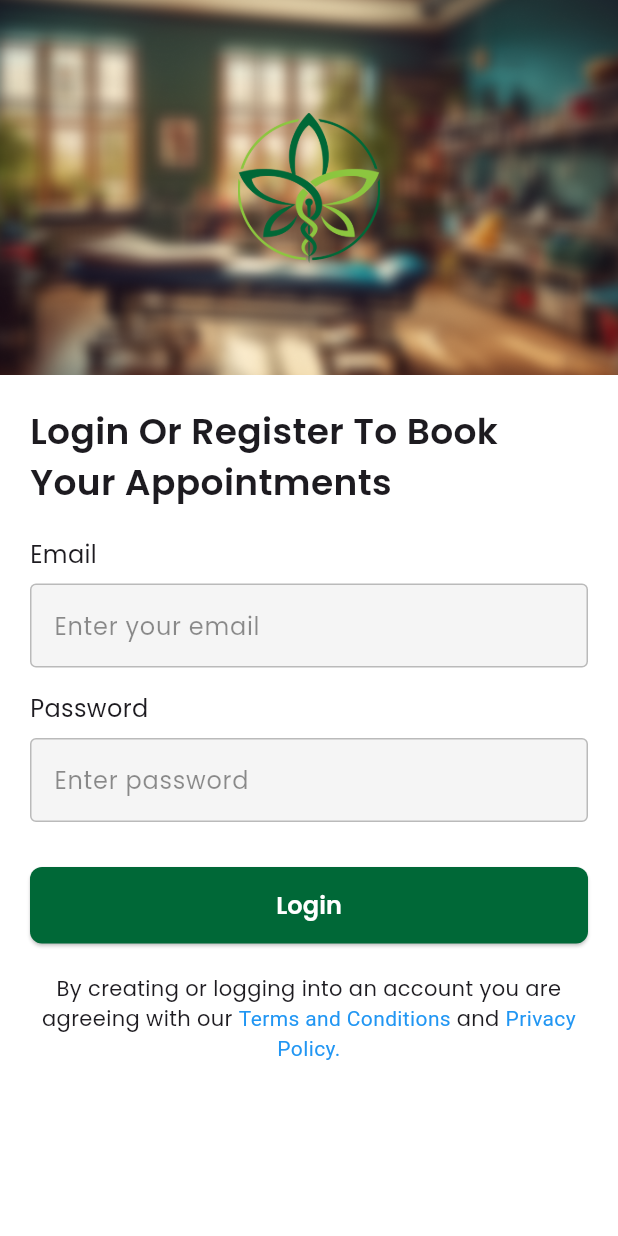
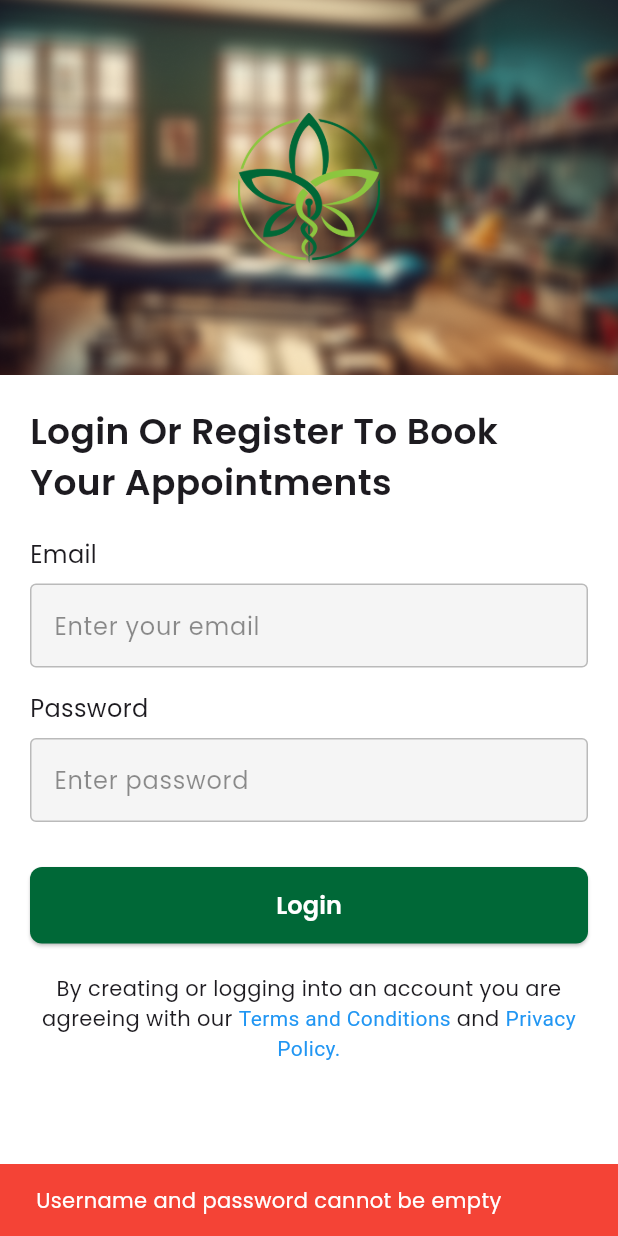
Before and after one commit to akshayp1122/novii_hospital, a Flutter app: the screen it shows after launch, after a tap on "Login", on a phone screen of 412 x 824 dp. Run offline on Flutter 3.47's test engine with Material 3 defaults, Android fonts, the phone set to English and light mode, and no system bars; our stand-ins replace dio, shared_preferences.

Commit message:
login api binding and token

```diff
--- /dev/null
+++ b/lib/data/datasources/auth_remote_data_source.dart
@@ -0,0 +1,22 @@
+import 'package:dio/dio.dart';
+
+class AuthRemoteDataSource {
+  final Dio dio;
+
+  AuthRemoteDataSource(this.dio);
+
+  Future<Map<String, dynamic>> login(String username, String password) async {
+    final response = await dio.post(
+      "https://flutter-amr.noviindus.in/api/Login",
+      data: {
+        "username": username,
+        "password": password,
+      },
+      options: Options(
+        contentType: Headers.formUrlEncodedContentType, // required
+      ),
+    );
+
+    return response.data;
+  }
+}
--- /dev/null
+++ b/lib/data/repositories/auth_repository_impl.dart
@@ -0,0 +1,40 @@
+import 'package:dio/dio.dart';
+import 'package:shared_preferences/shared_preferences.dart';
+
+class AuthRepositoryImpl {
+  final String baseUrl = "https://flutter-amr.noviindus.in/api/";
+  final Dio dio = Dio();
+
+  Future<String> login(String username, String password) async {
+    try {
+      final response = await dio.post(
+        "${baseUrl}Login",
+        data: {
+          "username": username,
+          "password": password,
+        },
+        options: Options(
+          contentType: Headers.formUrlEncodedContentType, // important for form-data
+        ),
+      );
+
+      // Make sure the API returns 'token'
+      if (response.statusCode == 200 && response.data["token"] != null) {
+        final token = response.data["token"];
+
+        // Save token locally
+        final prefs = await SharedPreferences.getInstance();
+        await prefs.setString("auth_token", token);
+
+        return token;
+      } else {
+        // Show the exact API response if login fails
+        throw Exception("Login failed: ${response.data}");
+      }
+    } on DioException catch (e) {
+      throw Exception("Network error: ${e.response?.data ?? e.message}");
+    } catch (e) {
+      throw Exception("Unexpected error: $e");
+    }
+  }
+}
--- /dev/null
+++ b/lib/domain/entities/login_response.dart
@@ -0,0 +1,5 @@
+class LoginResponse {
+  final String token;
+
+  LoginResponse({required this.token});
+}
--- /dev/null
+++ b/lib/domain/repositories/auth_repository.dart
@@ -0,0 +1,5 @@
+import 'package:noviindus_patients/domain/entities/login_response.dart';
+
+abstract class AuthRepository {
+  Future<LoginResponse> login(String username, String password);
+}
--- /dev/null
+++ b/lib/domain/usecases/login_usecase.dart
@@ -0,0 +1,12 @@
+import '../entities/login_response.dart';
+import '../repositories/auth_repository.dart';
+
+class LoginUseCase {
+  final AuthRepository repository;
+
+  LoginUseCase(this.repository);
+
+  Future<LoginResponse> execute(String username, String password) {
+    return repository.login(username, password);
+  }
+}
--- a/lib/main.dart
+++ b/lib/main.dart
@@ -1,5 +1,7 @@
 import 'package:flutter/material.dart';
+import 'package:provider/provider.dart';
 import 'package:noviindus_patients/core/theme/app_theme.dart';
+import 'package:noviindus_patients/presentation/providers/auth_provider.dart';
 import 'package:noviindus_patients/screend/splash_screen.dart';
 
 void main() {
@@ -11,11 +13,20 @@ class MyApp extends StatelessWidget {
 
   @override
   Widget build(BuildContext context) {
-    return MaterialApp(
-      title: 'Hospital App',
-      debugShowCheckedModeBanner: false,
-      theme:AppTheme.lightTheme,
-      home: const SplashScreen(),
+    return MultiProvider(
+      providers: [
+        ChangeNotifierProvider<AuthProvider>(
+          create: (_) => AuthProvider(),
+        ),
+        // 👉 Add more providers here as your project grows
+        // ChangeNotifierProvider(create: (_) => SomeOtherProvider()),
+      ],
+      child: MaterialApp(
+        title: 'Hospital App',
+        debugShowCheckedModeBanner: false,
+        theme: AppTheme.lightTheme,
+        home: const SplashScreen(),
+      ),
     );
   }
 }
--- /dev/null
+++ b/lib/presentation/providers/auth_provider.dart
@@ -0,0 +1,38 @@
+import 'package:flutter/foundation.dart';
+import '../../data/repositories/auth_repository_impl.dart';
+
+class AuthProvider with ChangeNotifier {
+  final AuthRepositoryImpl _repository = AuthRepositoryImpl();
+
+  bool _loading = false;
+  String? _token;
+  String? _error;
+
+  bool get loading => _loading;
+  String? get token => _token;
+  String? get error => _error;
+
+  Future<void> login(String username, String password) async {
+    if (username.isEmpty || password.isEmpty) {
+      _error = "Username and password cannot be empty";
+      notifyListeners();
+      return;
+    }
+
+    _loading = true;
+    _error = null;
+    notifyListeners();
+
+    try {
+      final resultToken = await _repository.login(username, password);
+      _token = resultToken;
+      print("✅ Login success, token: $_token");
+    } catch (e) {
+      _error = e.toString();
+      print("❌ Login error: $_error");
+    } finally {
+      _loading = false;
+      notifyListeners();
+    }
+  }
+}
--- a/lib/screend/login_page.dart
+++ b/lib/screend/login_page.dart
@@ -1,10 +1,23 @@
 import 'package:flutter/material.dart';
+import 'package:noviindus_patients/presentation/providers/auth_provider.dart';
+import 'package:provider/provider.dart';
+import 'home_page.dart';
 
-class LoginPage extends StatelessWidget {
+class LoginPage extends StatefulWidget {
   const LoginPage({super.key});
 
   @override
+  State<LoginPage> createState() => _LoginPageState();
+}
+
+class _LoginPageState extends State<LoginPage> {
+  final TextEditingController _usernameController = TextEditingController();
+  final TextEditingController _passwordController = TextEditingController();
+
+  @override
   Widget build(BuildContext context) {
+    final authProvider = Provider.of<AuthProvider>(context);
+
     return Scaffold(
       body: SingleChildScrollView(
         child: Column(
@@ -16,8 +29,7 @@ class LoginPage extends StatelessWidget {
                   height: 250,
                   decoration: const BoxDecoration(
                     image: DecorationImage(
-                      image: AssetImage(
-                          "lib/assets/images/login_background.png"), // top background
+                      image: AssetImage("lib/assets/images/login_background.png"),
                       fit: BoxFit.cover,
                     ),
                   ),
@@ -26,7 +38,7 @@ class LoginPage extends StatelessWidget {
                   child: Align(
                     alignment: Alignment.center,
                     child: Image.asset(
-                      "lib/assets/images/logo_novi.png", // center logo
+                      "lib/assets/images/logo_novi.png",
                       height: 100,
                       width: 100,
                     ),
@@ -34,7 +46,6 @@ class LoginPage extends StatelessWidget {
                 ),
               ],
             ),
-
             const SizedBox(height: 20),
 
             Padding(
@@ -47,91 +58,118 @@ class LoginPage extends StatelessWidget {
                     style: TextStyle(
                       fontFamily: 'Poppins',
                       fontSize: 24,
-                      fontWeight: FontWeight.w600, // SemiBold
+                      fontWeight: FontWeight.w600,
                     ),
                   ),
                   const SizedBox(height: 20),
 
-                  // Email
                   const Text(
                     "Email",
                     style: TextStyle(
                       fontFamily: 'Poppins',
                       fontSize: 16,
-                      fontWeight: FontWeight.w400, // SemiBold
+                      fontWeight: FontWeight.w400,
                     ),
                   ),
                   const SizedBox(height: 8),
                   TextField(
+                    controller: _usernameController,
                     decoration: InputDecoration(
                       enabledBorder: OutlineInputBorder(
-                          borderSide: BorderSide(
-                              color: Colors.black.withOpacity(0.24))),
+                        borderSide: BorderSide(color: Colors.black.withOpacity(0.24)),
+                      ),
                       hintText: "Enter your email",
-                      hintStyle: TextStyle(
-                        color: Colors.black.withOpacity(0.44),
-                      ),
-                      // prefixIcon: const Icon(Icons.email_outlined),
+                      hintStyle: TextStyle(color: Colors.black.withOpacity(0.44)),
                     ),
                   ),
                   const SizedBox(height: 16),
 
-                  // Password
                   const Text(
                     "Password",
                     style: TextStyle(
                       fontFamily: 'Poppins',
                       fontSize: 16,
-                      fontWeight: FontWeight.w400, // SemiBold
+                      fontWeight: FontWeight.w400,
                     ),
                   ),
                   const SizedBox(height: 8),
                   TextField(
+                    controller: _passwordController,
                     obscureText: true,
                     decoration: InputDecoration(
                       enabledBorder: OutlineInputBorder(
-                          borderSide: BorderSide(
-                              color: Colors.black.withOpacity(0.24))),
+                        borderSide: BorderSide(color: Colors.black.withOpacity(0.24)),
+                      ),
                       hintText: "Enter password",
-                      // prefixIcon: const Icon(Icons.lock_outline),
-                      hintStyle: TextStyle(
-                        color: Colors.black.withOpacity(0.44),
-                      ),
+                      hintStyle: TextStyle(color: Colors.black.withOpacity(0.44)),
                     ),
                   ),
                   const SizedBox(height: 30),
 
-                  // Login button
                   SizedBox(
                     width: double.infinity,
                     child: ElevatedButton(
-                      onPressed: () {},
+                      onPressed: authProvider.loading
+                          ? null
+                          : () async {
+                              final username = _usernameController.text.trim();
+                              final password = _passwordController.text.trim();
+
+                              // Call login
+                              await authProvider.login(username, password);
+
+                              if (authProvider.token != null) {
+                                if (!mounted) return;
+                                Navigator.pushReplacement(
+                                  context,
+                                  MaterialPageRoute(builder: (_) => const HomePage()),
+                                );
+                              } else if (authProvider.error != null) {
+                                // Show nicer error message
+                                ScaffoldMessenger.of(context).clearSnackBars();
+                                ScaffoldMessenger.of(context).showSnackBar(
+                                  SnackBar(
+                                    backgroundColor: Colors.red,
+                                    content: Text(
+                                      authProvider.error!,
+                                      style: const TextStyle(color: Colors.white),
+                                    ),
+                                  ),
+                                );
+                              }
+                            },
                       style: ElevatedButton.styleFrom(
-                        backgroundColor: Color(0xFF006837),
+                        backgroundColor: const Color(0xFF006837),
                         padding: const EdgeInsets.symmetric(vertical: 14),
                         shape: RoundedRectangleBorder(
                           borderRadius: BorderRadius.circular(8),
                         ),
                       ),
-                      child: const Text(
+                      child: authProvider.loading
+                          ? const SizedBox(
+                              height: 20,
+                              width: 20,
+                              child: CircularProgressIndicator(
+                                color: Colors.white,
+                                strokeWidth: 2,
+                              ),
+                            )
+                          : const Text(
                               "Login",
                               style: TextStyle(
                                 color: Colors.white,
                                 fontFamily: 'Poppins',
                                 fontSize: 16,
-                          fontWeight: FontWeight.w600, // SemiBold
+                                fontWeight: FontWeight.w600,
                               ),
                             ),
                     ),
                   ),
-
                   const SizedBox(height: 20),
 
-                  // Terms
                   const Text.rich(
                     TextSpan(
-                      text:
-                          "By creating or logging into an account you are agreeing with our ",
+                      text: "By creating or logging into an account you are agreeing with our ",
                       children: [
                         TextSpan(
                           text: "Terms and Conditions ",
--- a/pubspec.yaml
+++ b/pubspec.yaml
@@ -34,6 +34,9 @@ dependencies:
   # The following adds the Cupertino Icons font to your application.
   # Use with the CupertinoIcons class for iOS style icons.
   cupertino_icons: ^1.0.8
+  dio: ^5.4.0
+  provider: ^6.1.2
+  shared_preferences: ^2.3.2
 
 dev_dependencies:
   flutter_test:
```
Also changed, not shown: lib/core/utils/shared_prefs_helper.dart (added, +18 -0 lines), lib/presentation/pages/login.dart (added, +67 -0 lines), lib/screend/home_page.dart (added, +18 -0 lines), pubspec.lock, 1 other file. Lines whose indentation alone changed are shown as unchanged.
